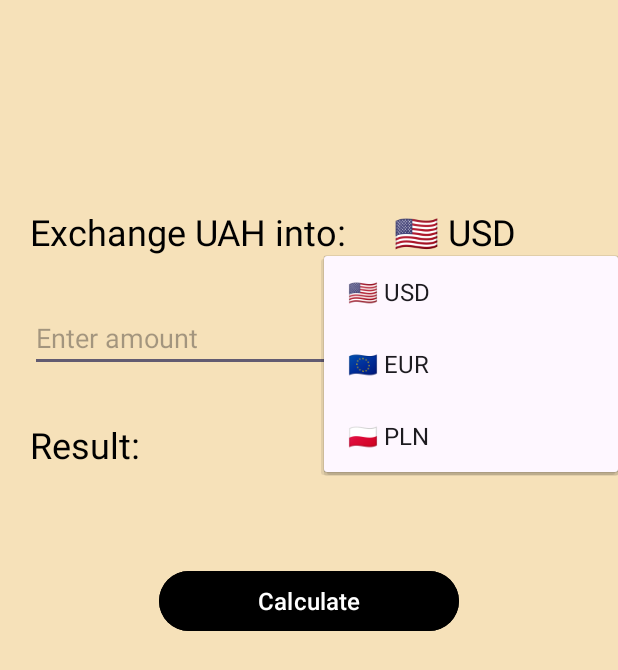
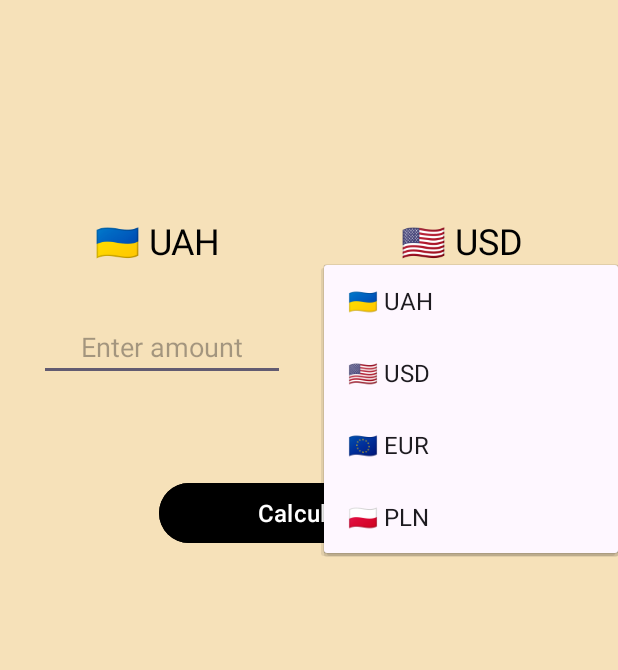
Before and after one commit to ViktorH0411/Exchanger, an Android app: the screen it shows after launch (MainActivity), after a tap on "🇺🇸 USD", on a phone screen of 412 x 824 dp. Shown: the top 670 px of the screen. Run offline under Robolectric (Android 15) with nearby library versions, the phone set to English and light mode, and no system bars.

Commit message:
Base currency expanding.
Now its able to convert not from UAH only but USD, EUR and PLN also.

```diff
--- a/app/src/main/java/com/example/exchanger/MainActivity.kt
+++ b/app/src/main/java/com/example/exchanger/MainActivity.kt
@@ -20,6 +20,7 @@ class MainActivity : AppCompatActivity() {
     private lateinit var moneyAmount: EditText
     private lateinit var currency: TextView
     private lateinit var result: TextView
+    private lateinit var mainCurrency: TextView
 
     @SuppressLint("SetTextI18n")
     override fun onCreate(savedInstanceState: Bundle?) {
@@ -30,6 +31,8 @@ class MainActivity : AppCompatActivity() {
         moneyAmount = findViewById(R.id.moneyAmount)
         currency = findViewById(R.id.currency)
         result = findViewById(R.id.result)
+        mainCurrency= findViewById(R.id.mainCurrency)
+        var base_code: String = "UAH"
 
         val retrofit = Retrofit.Builder()
             .baseUrl("https://v6.exchangerate-api.com/")
@@ -50,6 +53,33 @@ class MainActivity : AppCompatActivity() {
                 R.id.PLN -> {
                     currency.text = "\uD83C\uDDF5\uD83C\uDDF1 PLN"
                 }
+                R.id.UAH -> {
+                    currency.text = "\uD83C\uDDFA\uD83C\uDDE6 UAH"
+                }
+            }
+            false
+        }
+
+        val popupMenu1 = PopupMenu(this, mainCurrency)
+        popupMenu1.inflate(R.menu.popup_menu)
+        popupMenu1.setOnMenuItemClickListener {
+            when (it.itemId) {
+                R.id.USD -> {
+                    mainCurrency.text = "\uD83C\uDDFA\uD83C\uDDF8 USD"
+                    base_code = "USD"
+                }
+                R.id.EUR -> {
+                    mainCurrency.text = "\uD83C\uDDEA\uD83C\uDDFA EUR"
+                    base_code = "EUR"
+                }
+                R.id.PLN -> {
+                    mainCurrency.text = "\uD83C\uDDF5\uD83C\uDDF1 PLN"
+                    base_code = "PLN"
+                }
+                R.id.UAH -> {
+                    mainCurrency.text = "\uD83C\uDDFA\uD83C\uDDE6 UAH"
+                    base_code = "UAH"
+                }
             }
             false
         }
@@ -57,7 +87,7 @@ class MainActivity : AppCompatActivity() {
         calculateButton.setOnClickListener {
             CoroutineScope(Dispatchers.IO).launch {
                 val selectedCurrency = currency.text.toString()
-                val resValue = mainApi.getCurrencyRate("UAH")
+                val resValue = mainApi.getCurrencyRate(base_code)
 
                 runOnUiThread {
                     val moneyAmountText = moneyAmount.text.toString()
@@ -67,6 +97,7 @@ class MainActivity : AppCompatActivity() {
                             "\uD83C\uDDFA\uD83C\uDDF8 USD" -> resValue.conversion_rates.USD
                             "\uD83C\uDDEA\uD83C\uDDFA EUR" -> resValue.conversion_rates.EUR
                             "\uD83C\uDDF5\uD83C\uDDF1 PLN" -> resValue.conversion_rates.PLN
+                            "\uD83C\uDDFA\uD83C\uDDE6 UAH" -> resValue.conversion_rates.UAH
                             else -> 1.0  // Default to 1.0 if currency is not recognized
                         }
 
@@ -83,5 +114,9 @@ class MainActivity : AppCompatActivity() {
         currency.setOnClickListener {
             popupMenu.show()
         }
+
+        mainCurrency.setOnClickListener {
+            popupMenu1.show()
+        }
     }
 }
--- a/app/src/main/java/com/example/exchanger/api/CurrencyData.kt
+++ b/app/src/main/java/com/example/exchanger/api/CurrencyData.kt
@@ -8,4 +8,5 @@ data class Rate(
     val USD: Double,
     val EUR: Double,
     val PLN: Double,
+    val UAH: Double,
 )
--- a/app/src/main/res/layout/activity_main.xml
+++ b/app/src/main/res/layout/activity_main.xml
@@ -7,68 +7,79 @@
     android:padding="20dp"
     tools:context="MainActivity">
 
+    <LinearLayout
+        android:id="@+id/titles_layout"
+        android:layout_width="match_parent"
+        android:layout_height="wrap_content"
+        android:orientation="horizontal"
+        android:gravity="center"
+        android:layout_marginTop="124dp">
+
         <TextView
-        android:id="@+id/currencyLabel"
+            android:id="@+id/mainCurrency"
             android:layout_width="wrap_content"
             android:layout_height="wrap_content"
-        android:layout_marginTop="118dp"
-        android:text="Exchange UAH into:"
+            android:elevation="4dp"
+            android:text="🇺🇦 UAH"
             android:textColor="@color/black"
-        android:textSize="24dp"
-        android:elevation="4dp"/>
+            android:textSize="24dp" />
 
         <TextView
             android:id="@+id/currency"
             android:layout_width="wrap_content"
             android:layout_height="wrap_content"
-        android:layout_alignTop="@+id/currencyLabel"
-        android:layout_toEndOf="@id/currencyLabel"
-        android:layout_marginLeft="32dp"
+            android:layout_alignTop="@+id/mainCurrency"
+            android:layout_toEndOf="@id/mainCurrency"
+            android:layout_marginLeft="120dp"
             android:text="🇺🇸 USD"
             android:textColor="@color/black"
             android:textSize="24dp" />
 
+    </LinearLayout>
+
+    <LinearLayout
+        android:id="@+id/result_layout"
+        android:layout_width="match_parent"
+        android:layout_height="wrap_content"
+        android:orientation="horizontal"
+        android:gravity="center"
+        android:layout_below="@id/titles_layout"
+        android:layout_marginTop="32dp">
+
         <EditText
             android:id="@+id/moneyAmount"
-        android:layout_width="match_parent"
+            android:layout_width="164dp"
             android:layout_height="wrap_content"
-        android:layout_below="@id/currencyLabel"
-        android:layout_marginTop="32dp"
             android:hint="Enter amount"
             android:inputType="numberDecimal"
-        android:textColor="@color/black" />
+            android:textColor="@color/black"
+            android:gravity="center"/>
 
-    <TextView
-        android:id="@+id/resultLabel"
-        android:layout_width="wrap_content"
-        android:layout_height="wrap_content"
-        android:layout_below="@id/moneyAmount"
-        android:layout_marginTop="32dp"
-        android:text="Result:"
-        android:textColor="@color/black"
-        android:textSize="24dp" />
 
         <TextView
             android:id="@+id/result"
-        android:layout_width="wrap_content"
+            android:layout_width="164dp"
             android:layout_height="wrap_content"
-        android:layout_below="@id/resultLabel"
-        android:layout_toEndOf="@id/resultLabel"
-        android:layout_alignTop="@id/resultLabel"
-        android:layout_marginStart="156dp"
+            android:layout_marginLeft="32dp"
             android:text="0.00"
             android:textColor="@color/black"
-        android:textSize="24dp" />
+            android:textSize="24dp"
+            android:gravity="center"/>
+
+    </LinearLayout>
+
+
 
     <Button
         android:id="@+id/calculateButton"
         android:layout_width="200dp"
         android:layout_height="wrap_content"
-        android:layout_below="@+id/result"
         android:layout_centerHorizontal="true"
+        android:layout_below="@id/result_layout"
         android:layout_marginTop="64dp"
         android:backgroundTint="@color/black"
         android:text="Calculate"
         android:textSize="16dp"
         android:textColor="@color/white"/>
+
 </RelativeLayout>
--- a/app/src/main/res/menu/popup_menu.xml
+++ b/app/src/main/res/menu/popup_menu.xml
@@ -1,6 +1,10 @@
 <?xml version="1.0" encoding="utf-8"?>
 
 <menu xmlns:android="http://schemas.android.com/apk/res/android">
+    <item
+        android:id="@+id/UAH"
+        android:title="🇺🇦 UAH"
+        android:textColor="@color/white"/>
     <item
         android:id="@+id/USD"
         android:title="🇺🇸 USD"
```
Lines whose indentation alone changed are shown as unchanged.
